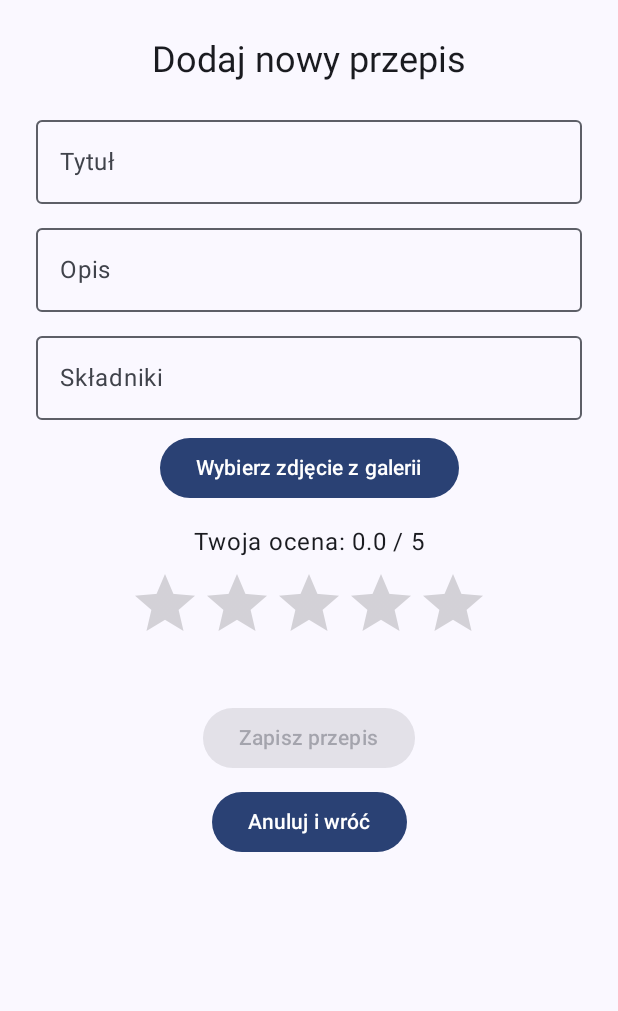
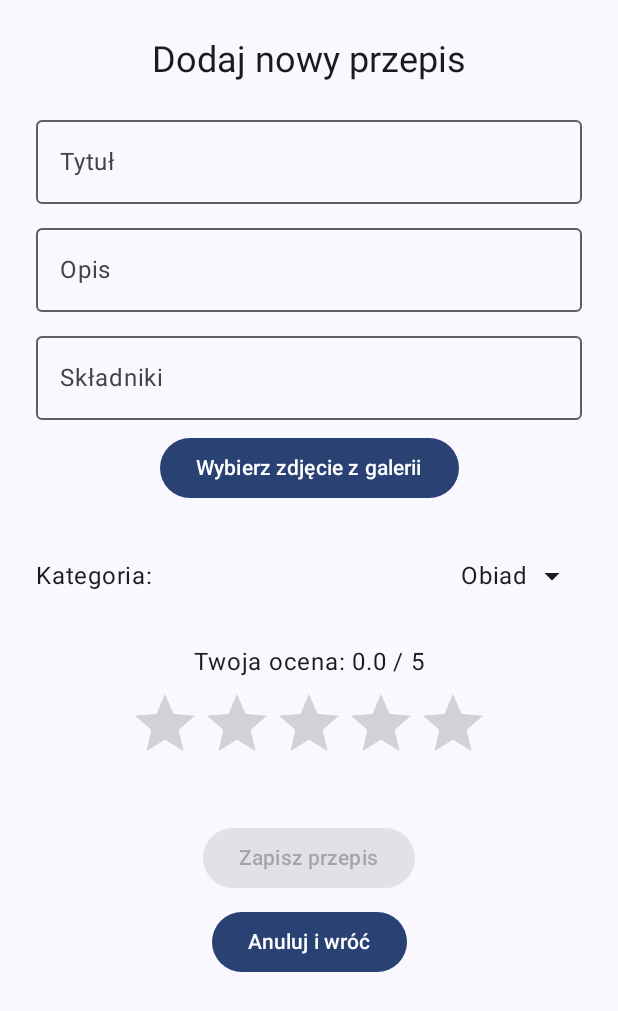
Before and after one commit to SperaKrul1/Przepis, an Android app built with Jetpack Compose: the composable AddRecipeScreen shown on its own in the app's theme, on a phone screen of 412 x 824 dp. Shown: the top 1011 px of the screen. Run offline under Robolectric (Android 15) with nearby library versions, the phone set to English and light mode, and no system bars; pictures from the network do not load.

Commit message:
prawie wszytsko z tagami

```diff
--- a/app/src/main/java/com/example/myapplication/AddRecipeScreen.kt
+++ b/app/src/main/java/com/example/myapplication/AddRecipeScreen.kt
@@ -5,14 +5,22 @@ import android.widget.RatingBar
 import androidx.activity.compose.rememberLauncherForActivityResult
 import androidx.activity.result.contract.ActivityResultContracts
 import androidx.compose.foundation.Image
+import androidx.compose.foundation.clickable
 import androidx.compose.foundation.layout.Arrangement
 import androidx.compose.foundation.layout.Column
+import androidx.compose.foundation.layout.Row
 import androidx.compose.foundation.layout.Spacer
 import androidx.compose.foundation.layout.fillMaxSize
 import androidx.compose.foundation.layout.fillMaxWidth
 import androidx.compose.foundation.layout.height
 import androidx.compose.foundation.layout.padding
+import androidx.compose.foundation.layout.width
+import androidx.compose.material.icons.Icons
+import androidx.compose.material.icons.filled.ArrowDropDown
 import androidx.compose.material3.Button
+import androidx.compose.material3.DropdownMenu
+import androidx.compose.material3.DropdownMenuItem
+import androidx.compose.material3.Icon
 import androidx.compose.material3.MaterialTheme
 import androidx.compose.material3.OutlinedTextField
 import androidx.compose.material3.Text
@@ -37,6 +45,8 @@ fun AddRecipeScreen(
     var ingredients by remember { mutableStateOf("") }
     var imageUri by remember { mutableStateOf<Uri?>(null) }
     var rating by remember { mutableStateOf(0f) }     // ← tu dodajemy ocenę
+    var category    by remember { mutableStateOf(RecipeType.LUNCH) }
+    var menuExpanded by remember { mutableStateOf(false) }
 
     val launcher = rememberLauncherForActivityResult(
         contract = ActivityResultContracts.GetContent()
@@ -98,6 +108,59 @@ fun AddRecipeScreen(
 
         Spacer(Modifier.height(16.dp))
 
+// --- sekcja: wybór kategorii ---
+        Row(
+            modifier = Modifier
+                .fillMaxWidth()
+                .padding(vertical = 12.dp),
+            verticalAlignment = Alignment.CenterVertically
+        ) {
+            // statyczny label
+            Text(
+                "Kategoria:",
+                style = MaterialTheme.typography.bodyLarge,
+                modifier = Modifier.weight(0.3f)
+            )
+            // obszar klikany do rozwijania menu
+            Row(
+                modifier = Modifier
+                    .weight(0.7f)
+                    .clickable { menuExpanded = true }
+                    .padding(8.dp),
+                verticalAlignment = Alignment.CenterVertically,
+                horizontalArrangement = Arrangement.End
+            ) {
+                Text(
+                    category.label,
+                    style = MaterialTheme.typography.bodyLarge
+                )
+                Spacer(modifier = Modifier.width(4.dp))
+                Icon(
+                    imageVector = Icons.Default.ArrowDropDown,
+                    contentDescription = "Wybierz kategorię"
+                )
+            }
+        }
+
+// sam dropdown pod spodem
+        DropdownMenu(
+            expanded = menuExpanded,
+            onDismissRequest = { menuExpanded = false }
+        ) {
+            RecipeType.values().forEach { opt ->
+                DropdownMenuItem(
+                    text = { Text(opt.label) },
+                    onClick = {
+                        category = opt
+                        menuExpanded = false
+                    }
+                )
+            }
+        }
+// ----------------------
+
+        Spacer(Modifier.height(16.dp))
+
         // --- nowa sekcja: ocena przepisu ---
         Text("Twoja ocena: ${"%.1f".format(rating)} / 5", style = MaterialTheme.typography.bodyLarge)
         AndroidView(
--- a/app/src/main/java/com/example/myapplication/AppDatabase.kt
+++ b/app/src/main/java/com/example/myapplication/AppDatabase.kt
@@ -5,7 +5,7 @@ import androidx.room.Database
 import androidx.room.Room
 import androidx.room.RoomDatabase
 
-@Database(entities = [Recipe::class], version = 4)  // Zwiększ wersję
+@Database(entities = [Recipe::class], version = 5)  // Zwiększ wersję
 abstract class AppDatabase : RoomDatabase() {
     abstract fun recipeDao(): RecipeDao
 
--- a/app/src/main/java/com/example/myapplication/Recipe.kt
+++ b/app/src/main/java/com/example/myapplication/Recipe.kt
@@ -17,6 +17,7 @@ data class Recipe(
     val isCustom: Boolean = true,
 
     val tags: String = "",
+    val category: RecipeType = RecipeType.LUNCH,
+    val rating: Float = 0f   // ocena 0.0–5.0 w krokach co 0.5
 
-    val rating: Float = 0f   // ocena 0.0–5.0 w krokach co 0.5
 )
--- /dev/null
+++ b/app/src/main/java/com/example/myapplication/RecipeType.kt
@@ -0,0 +1,10 @@
+package com.example.myapplication
+
+enum class RecipeType(val label: String) {
+    BREAKFAST("Śniadanie"),
+    LUNCH("Obiad"),
+    DINNER("Kolacja"),
+    DESSERT("Deser"),
+    DRINK("Napój"),
+    VEGAN("Wege")
+}
```
Also changed, not shown: app/src/main/java/com/example/myapplication/Converters.kt (added, +10 -0 lines), app/src/main/java/com/example/myapplication/EditRecipeScreen.kt (+69 -12 lines), app/src/main/java/com/example/myapplication/MainActivity.kt (+8 -4 lines).
